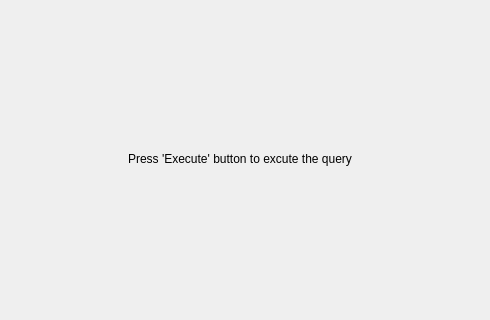
This is src/lay/lay/SearchReplaceDialog.ui in KLayout/klayout as Qt 5 draws it before an edit; both pictures show x 347 to 837 and y 102 to 422 of the 837 by 590 pixel window. The edited form follows.
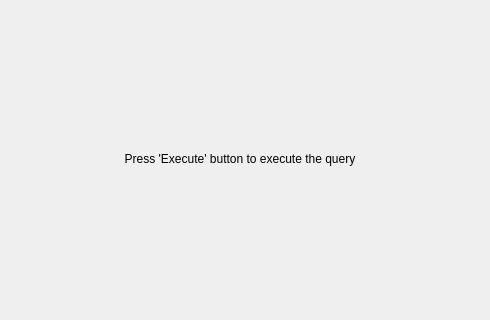
This is the edited form. The open tabs and pages were chosen to show the change. Icons and pictures are not drawn.

Diff of the .ui file:
```diff
--- a/src/lay/lay/SearchReplaceDialog.ui
+++ b/src/lay/lay/SearchReplaceDialog.ui
@@ -995,7 +995,7 @@
               <item>
                <widget class="QLabel" name="label_9" >
                 <property name="text" >
-                 <string>Press 'Execute' button to excute the query</string>
+                 <string>Press 'Execute' button to execute the query</string>
                 </property>
                 <property name="alignment" >
                  <set>Qt::AlignCenter</set>
```
